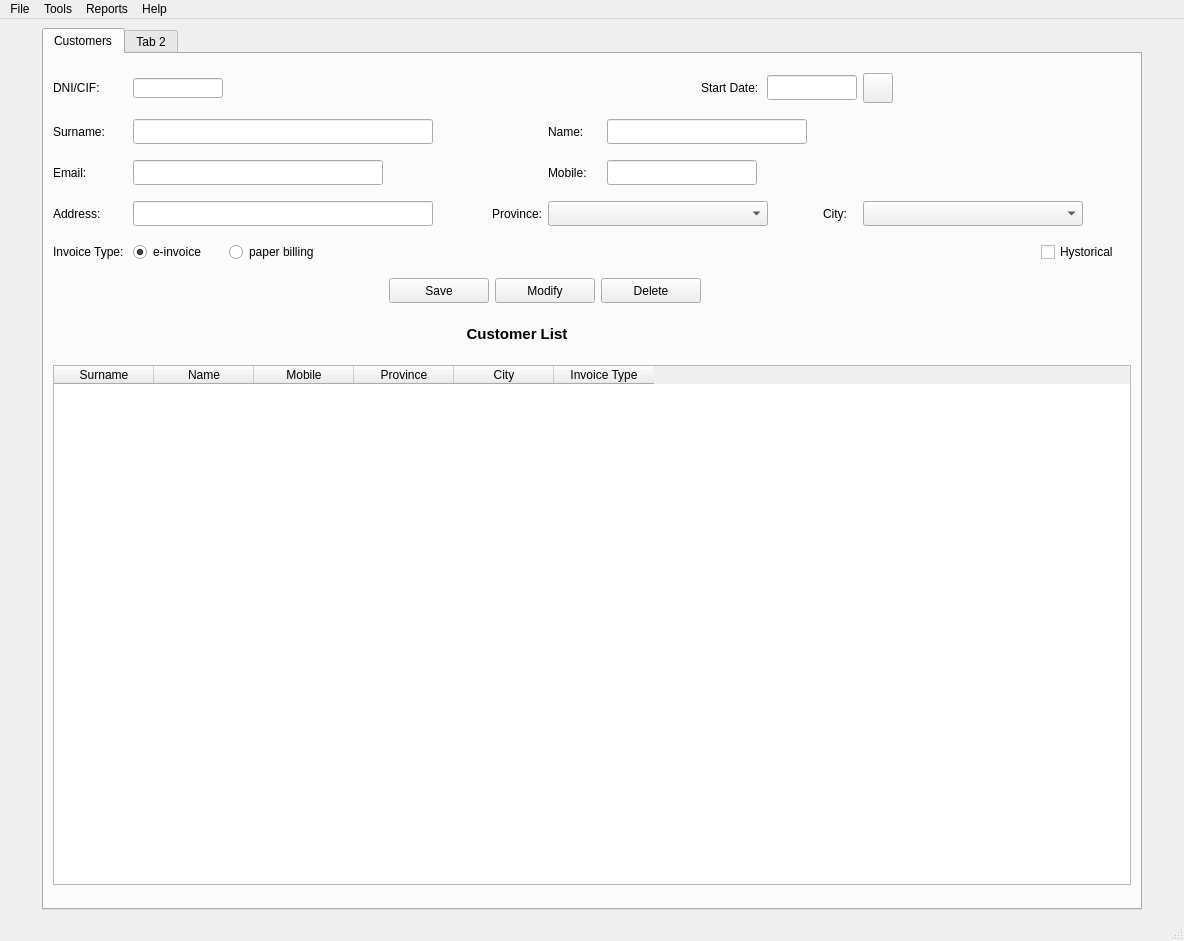
Before: the Qt Designer form templates/window.ui in WDJohanWD/DesktopApp, drawn with Qt 5.
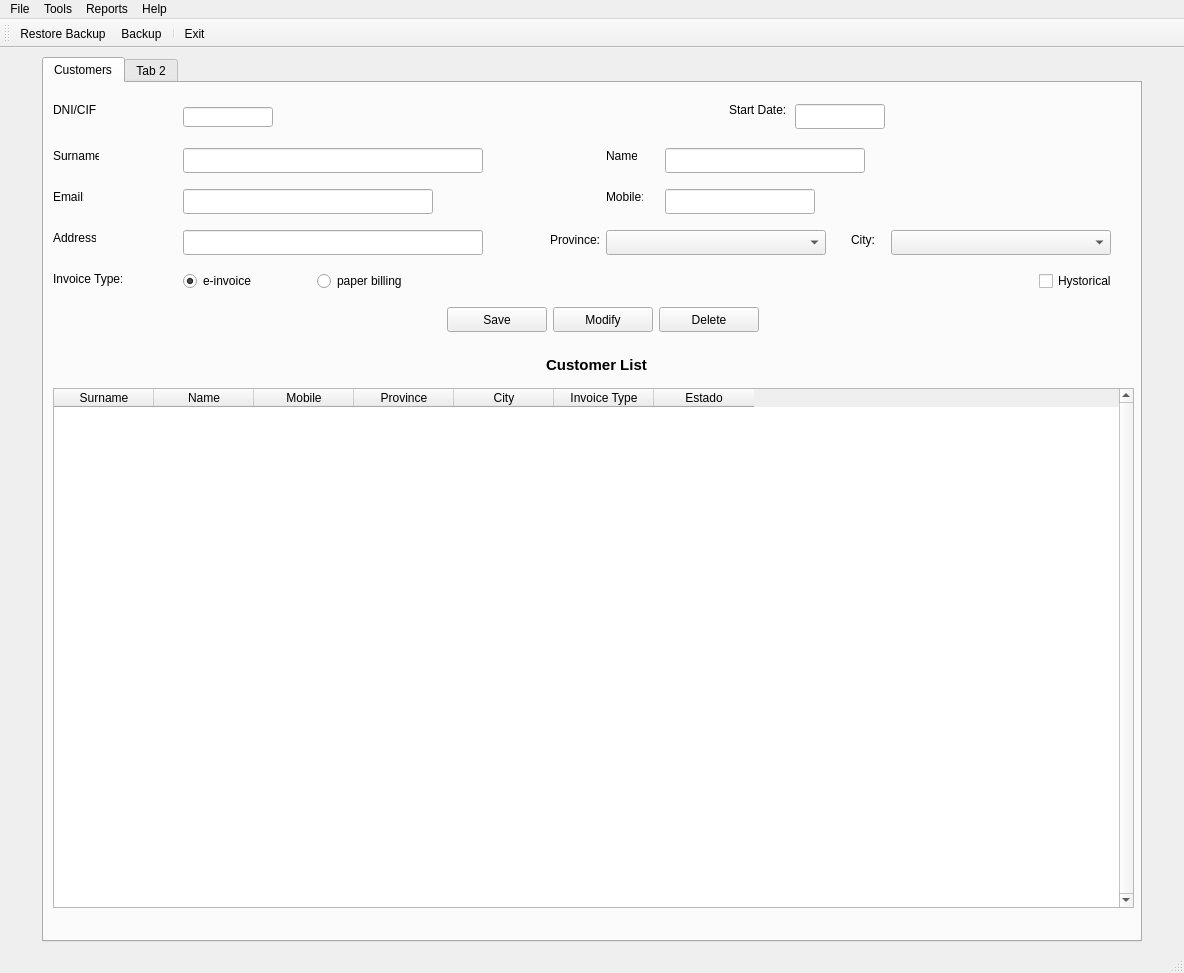
After: the same form once the commit is applied. Icons and pictures are not drawn.

Diff of the .ui file:
```diff
--- a/templates/window.ui
+++ b/templates/window.ui
@@ -7,7 +7,7 @@
     <x>0</x>
     <y>0</y>
     <width>1184</width>
-    <height>941</height>
+    <height>973</height>
    </rect>
   </property>
   <property name="windowTitle">
@@ -54,9 +54,63 @@
        <attribute name="title">
         <string>Customers</string>
        </attribute>
-       <layout class="QGridLayout" name="gridLayout">
-        <item row="4" column="2">
-         <widget class="QRadioButton" name="rbtFacpapel">
+       <widget class="QLabel" name="lblDircli">
+        <property name="geometry">
+         <rect>
+          <x>9</x>
+          <y>147</y>
+          <width>43</width>
+          <height>16</height>
+         </rect>
+        </property>
+        <property name="text">
+         <string>Address:</string>
+        </property>
+        <property name="alignment">
+         <set>Qt::AlignLeading|Qt::AlignLeft|Qt::AlignVCenter</set>
+        </property>
+       </widget>
+       <widget class="QPushButton" name="btnCleanCli">
+        <property name="geometry">
+         <rect>
+          <x>995</x>
+          <y>19</y>
+          <width>32</width>
+          <height>30</height>
+         </rect>
+        </property>
+        <property name="maximumSize">
+         <size>
+          <width>32</width>
+          <height>32</height>
+         </size>
+        </property>
+        <property name="text">
+         <string/>
+        </property>
+        <property name="icon">
+         <iconset>
+          <normaloff>../../../.designer/img/rotate-ccw.png</normaloff>../../../.designer/img/rotate-ccw.png</iconset>
+        </property>
+        <property name="iconSize">
+         <size>
+          <width>22</width>
+          <height>22</height>
+         </size>
+        </property>
+        <property name="flat">
+         <bool>true</bool>
+        </property>
+       </widget>
+       <widget class="QCheckBox" name="chkHistoricocli">
+        <property name="geometry">
+         <rect>
+          <x>995</x>
+          <y>188</y>
+          <width>90</width>
+          <height>20</height>
+         </rect>
+        </property>
           <property name="minimumSize">
            <size>
             <width>90</width>
@@ -64,12 +118,252 @@
            </size>
           </property>
           <property name="text">
-           <string>paper billing</string>
-          </property>
-         </widget>
-        </item>
-        <item row="3" column="6" colspan="3" alignment="Qt::AlignRight">
+         <string>Hystorical</string>
+        </property>
+       </widget>
+       <widget class="QLineEdit" name="txtDircli">
+        <property name="geometry">
+         <rect>
+          <x>139</x>
+          <y>147</y>
+          <width>300</width>
+          <height>25</height>
+         </rect>
+        </property>
+        <property name="minimumSize">
+         <size>
+          <width>300</width>
+          <height>25</height>
+         </size>
+        </property>
+        <property name="maximumSize">
+         <size>
+          <width>300</width>
+          <height>25</height>
+         </size>
+        </property>
+       </widget>
+       <widget class="QLabel" name="lblNomecli">
+        <property name="geometry">
+         <rect>
+          <x>562</x>
+          <y>65</y>
+          <width>31</width>
+          <height>16</height>
+         </rect>
+        </property>
+        <property name="text">
+         <string>Name:</string>
+        </property>
+       </widget>
+       <widget class="QPushButton" name="btnDelcli">
+        <property name="geometry">
+         <rect>
+          <x>615</x>
+          <y>224</y>
+          <width>100</width>
+          <height>25</height>
+         </rect>
+        </property>
+        <property name="minimumSize">
+         <size>
+          <width>100</width>
+          <height>25</height>
+         </size>
+        </property>
+        <property name="maximumSize">
+         <size>
+          <width>100</width>
+          <height>25</height>
+         </size>
+        </property>
+        <property name="text">
+         <string>Delete</string>
+        </property>
+       </widget>
+       <widget class="QLabel" name="lblTipofaccli">
+        <property name="geometry">
+         <rect>
+          <x>9</x>
+          <y>188</y>
+          <width>69</width>
+          <height>16</height>
+         </rect>
+        </property>
+        <property name="text">
+         <string>Invoice Type: </string>
+        </property>
+       </widget>
+       <widget class="QLabel" name="lblMailcli">
+        <property name="geometry">
+         <rect>
+          <x>9</x>
+          <y>106</y>
+          <width>31</width>
+          <height>16</height>
+         </rect>
+        </property>
+        <property name="text">
+         <string>Email: </string>
+        </property>
+       </widget>
+       <widget class="QLabel" name="lblProvcli">
+        <property name="geometry">
+         <rect>
+          <x>476</x>
+          <y>147</y>
+          <width>80</width>
+          <height>20</height>
+         </rect>
+        </property>
+        <property name="minimumSize">
+         <size>
+          <width>80</width>
+          <height>20</height>
+         </size>
+        </property>
+        <property name="text">
+         <string>Province:</string>
+        </property>
+        <property name="alignment">
+         <set>Qt::AlignRight|Qt::AlignTrailing|Qt::AlignVCenter</set>
+        </property>
+       </widget>
+       <widget class="QLineEdit" name="txtApelcli">
+        <property name="geometry">
+         <rect>
+          <x>139</x>
+          <y>65</y>
+          <width>300</width>
+          <height>25</height>
+         </rect>
+        </property>
+        <property name="minimumSize">
+         <size>
+          <width>300</width>
+          <height>25</height>
+         </size>
+        </property>
+        <property name="maximumSize">
+         <size>
+          <width>250</width>
+          <height>25</height>
+         </size>
+        </property>
+       </widget>
+       <widget class="QRadioButton" name="rbtFacmail">
+        <property name="geometry">
+         <rect>
+          <x>139</x>
+          <y>188</y>
+          <width>90</width>
+          <height>20</height>
+         </rect>
+        </property>
+        <property name="minimumSize">
+         <size>
+          <width>90</width>
+          <height>20</height>
+         </size>
+        </property>
+        <property name="text">
+         <string>e-invoice</string>
+        </property>
+        <property name="checked">
+         <bool>true</bool>
+        </property>
+       </widget>
+       <widget class="QLineEdit" name="txtMobilcli">
+        <property name="geometry">
+         <rect>
+          <x>621</x>
+          <y>106</y>
+          <width>150</width>
+          <height>25</height>
+         </rect>
+        </property>
+        <property name="minimumSize">
+         <size>
+          <width>150</width>
+          <height>25</height>
+         </size>
+        </property>
+        <property name="maximumSize">
+         <size>
+          <width>150</width>
+          <height>25</height>
+         </size>
+        </property>
+       </widget>
+       <widget class="QPushButton" name="btnFechaltacli">
+        <property name="geometry">
+         <rect>
+          <x>847</x>
+          <y>19</y>
+          <width>30</width>
+          <height>30</height>
+         </rect>
+        </property>
+        <property name="minimumSize">
+         <size>
+          <width>30</width>
+          <height>30</height>
+         </size>
+        </property>
+        <property name="maximumSize">
+         <size>
+          <width>30</width>
+          <height>30</height>
+         </size>
+        </property>
+        <property name="text">
+         <string/>
+        </property>
+        <property name="icon">
+         <iconset>
+          <normaloff>../../../.designer/img/calendar-days.png</normaloff>../../../.designer/img/calendar-days.png</iconset>
+        </property>
+        <property name="iconSize">
+         <size>
+          <width>22</width>
+          <height>22</height>
+         </size>
+        </property>
+        <property name="flat">
+         <bool>true</bool>
+        </property>
+       </widget>
+       <widget class="QComboBox" name="cmbMunicli">
+        <property name="geometry">
+         <rect>
+          <x>847</x>
+          <y>147</y>
+          <width>220</width>
+          <height>25</height>
+         </rect>
+        </property>
+        <property name="minimumSize">
+         <size>
+          <width>220</width>
+          <height>25</height>
+         </size>
+        </property>
+        <property name="maximumSize">
+         <size>
+          <width>25</width>
+          <height>16777215</height>
+         </size>
+        </property>
+       </widget>
          <widget class="QComboBox" name="cmbProvcli">
+        <property name="geometry">
+         <rect>
+          <x>562</x>
+          <y>147</y>
+          <width>220</width>
+          <height>25</height>
+         </rect>
+        </property>
           <property name="minimumSize">
            <size>
             <width>220</width>
@@ -83,23 +377,160 @@
            </size>
           </property>
          </widget>
-        </item>
-        <item row="1" column="0">
+       <widget class="QLabel" name="lblMunicli">
+        <property name="geometry">
+         <rect>
+          <x>751</x>
+          <y>147</y>
+          <width>80</width>
+          <height>20</height>
+         </rect>
+        </property>
+        <property name="minimumSize">
+         <size>
+          <width>80</width>
+          <height>20</height>
+         </size>
+        </property>
+        <property name="maximumSize">
+         <size>
+          <width>20</width>
+          <height>16777215</height>
+         </size>
+        </property>
+        <property name="text">
+         <string>City:</string>
+        </property>
+        <property name="alignment">
+         <set>Qt::AlignRight|Qt::AlignTrailing|Qt::AlignVCenter</set>
+        </property>
+       </widget>
+       <widget class="QRadioButton" name="rbtFacpaper">
+        <property name="geometry">
+         <rect>
+          <x>273</x>
+          <y>188</y>
+          <width>90</width>
+          <height>20</height>
+         </rect>
+        </property>
+        <property name="minimumSize">
+         <size>
+          <width>90</width>
+          <height>20</height>
+         </size>
+        </property>
+        <property name="text">
+         <string>paper billing</string>
+        </property>
+       </widget>
          <widget class="QLabel" name="lblApelcli">
+        <property name="geometry">
+         <rect>
+          <x>9</x>
+          <y>65</y>
+          <width>46</width>
+          <height>16</height>
+         </rect>
+        </property>
           <property name="text">
            <string>Surname:</string>
           </property>
          </widget>
-        </item>
-        <item row="0" column="0">
+       <widget class="QLineEdit" name="txtAltacli">
+        <property name="geometry">
+         <rect>
+          <x>751</x>
+          <y>21</y>
+          <width>90</width>
+          <height>25</height>
+         </rect>
+        </property>
+        <property name="minimumSize">
+         <size>
+          <width>90</width>
+          <height>25</height>
+         </size>
+        </property>
+        <property name="maximumSize">
+         <size>
+          <width>90</width>
+          <height>25</height>
+         </size>
+        </property>
+        <property name="alignment">
+         <set>Qt::AlignCenter</set>
+        </property>
+       </widget>
          <widget class="QLabel" name="lblDnicli">
+        <property name="geometry">
+         <rect>
+          <x>9</x>
+          <y>19</y>
+          <width>43</width>
+          <height>16</height>
+         </rect>
+        </property>
           <property name="text">
            <string>DNI/CIF:</string>
           </property>
          </widget>
-        </item>
-        <item row="0" column="8" alignment="Qt::AlignRight">
+       <widget class="QLineEdit" name="txtEmailcli">
+        <property name="geometry">
+         <rect>
+          <x>139</x>
+          <y>106</y>
+          <width>250</width>
+          <height>25</height>
+         </rect>
+        </property>
+        <property name="minimumSize">
+         <size>
+          <width>250</width>
+          <height>25</height>
+         </size>
+        </property>
+        <property name="maximumSize">
+         <size>
+          <width>250</width>
+          <height>25</height>
+         </size>
+        </property>
+       </widget>
+       <widget class="QPushButton" name="btnSavecli">
+        <property name="geometry">
+         <rect>
+          <x>403</x>
+          <y>224</y>
+          <width>100</width>
+          <height>25</height>
+         </rect>
+        </property>
+        <property name="minimumSize">
+         <size>
+          <width>100</width>
+          <height>25</height>
+         </size>
+        </property>
+        <property name="maximumSize">
+         <size>
+          <width>100</width>
+          <height>25</height>
+         </size>
+        </property>
+        <property name="text">
+         <string>Save</string>
+        </property>
+       </widget>
          <widget class="QLabel" name="lblAltacli">
+        <property name="geometry">
+         <rect>
+          <x>685</x>
+          <y>19</y>
+          <width>60</width>
+          <height>16</height>
+         </rect>
+        </property>
           <property name="minimumSize">
            <size>
             <width>60</width>
@@ -116,80 +547,50 @@
            <string>Start Date:</string>
           </property>
          </widget>
-        </item>
-        <item row="1" column="8">
-         <widget class="QLineEdit" name="txtNomecli">
+       <widget class="QLineEdit" name="txtDnicli">
+        <property name="geometry">
+         <rect>
+          <x>139</x>
+          <y>24</y>
+          <width>90</width>
+          <height>20</height>
+         </rect>
+        </property>
           <property name="minimumSize">
            <size>
-            <width>200</width>
-            <height>25</height>
+          <width>90</width>
+          <height>20</height>
            </size>
           </property>
           <property name="maximumSize">
            <size>
-            <width>200</width>
-            <height>25</height>
+          <width>90</width>
+          <height>20</height>
            </size>
           </property>
          </widget>
-        </item>
-        <item row="2" column="6">
          <widget class="QLabel" name="lblMobilcli">
+        <property name="geometry">
+         <rect>
+          <x>562</x>
+          <y>106</y>
+          <width>37</width>
+          <height>16</height>
+         </rect>
+        </property>
           <property name="text">
            <string>Mobile: </string>
           </property>
          </widget>
-        </item>
-        <item row="5" column="3" colspan="2">
-         <widget class="QPushButton" name="btnSavecli">
-          <property name="minimumSize">
-           <size>
-            <width>100</width>
-            <height>25</height>
-           </size>
-          </property>
-          <property name="maximumSize">
-           <size>
-            <width>100</width>
-            <height>25</height>
-           </size>
-          </property>
-          <property name="text">
-           <string>Save</string>
-          </property>
-         </widget>
-        </item>
-        <item row="2" column="1" colspan="2">
-         <widget class="QLineEdit" name="txtEmailcli">
-          <property name="minimumSize">
-           <size>
-            <width>250</width>
-            <height>25</height>
-           </size>
-          </property>
-          <property name="maximumSize">
-           <size>
-            <width>250</width>
-            <height>25</height>
-           </size>
-          </property>
-         </widget>
-        </item>
-        <item row="4" column="14">
-         <widget class="QCheckBox" name="chkHistoricocli">
-          <property name="minimumSize">
-           <size>
-            <width>90</width>
-            <height>20</height>
-           </size>
-          </property>
-          <property name="text">
-           <string>Hystorical</string>
-          </property>
-         </widget>
-        </item>
-        <item row="5" column="5" colspan="2">
          <widget class="QPushButton" name="btnModifcli">
+        <property name="geometry">
+         <rect>
+          <x>509</x>
+          <y>224</y>
+          <width>100</width>
+          <height>25</height>
+         </rect>
+        </property>
           <property name="minimumSize">
            <size>
             <width>100</width>
@@ -206,139 +607,91 @@
            <string>Modify</string>
           </property>
          </widget>
-        </item>
-        <item row="0" column="1">
-         <widget class="QLineEdit" name="txtDnicli">
-          <property name="minimumSize">
-           <size>
-            <width>90</width>
-            <height>20</height>
-           </size>
-          </property>
-          <property name="maximumSize">
-           <size>
-            <width>90</width>
-            <height>20</height>
-           </size>
-          </property>
-         </widget>
-        </item>
-        <item row="3" column="1" colspan="2">
-         <widget class="QLineEdit" name="txtDircli">
-          <property name="minimumSize">
-           <size>
-            <width>300</width>
+       <widget class="QLineEdit" name="txtNomecli">
+        <property name="geometry">
+         <rect>
+          <x>621</x>
+          <y>65</y>
+          <width>200</width>
             <height>25</height>
-           </size>
-          </property>
-          <property name="maximumSize">
-           <size>
-            <width>300</width>
-            <height>25</height>
-           </size>
-          </property>
-         </widget>
-        </item>
-        <item row="3" column="0">
-         <widget class="QLabel" name="lblDircli">
-          <property name="text">
-           <string>Address:</string>
-          </property>
-          <property name="alignment">
-           <set>Qt::AlignLeading|Qt::AlignLeft|Qt::AlignVCenter</set>
-          </property>
-         </widget>
-        </item>
-        <item row="2" column="0">
-         <widget class="QLabel" name="lblMailcli">
-          <property name="text">
-           <string>Email: </string>
-          </property>
-         </widget>
-        </item>
-        <item row="3" column="4" colspan="2" alignment="Qt::AlignRight">
-         <widget class="QLabel" name="lblProvcli">
+         </rect>
+        </property>
           <property name="minimumSize">
            <size>
-            <width>80</width>
-            <height>20</height>
-           </size>
-          </property>
-          <property name="text">
-           <string>Province:</string>
-          </property>
-          <property name="alignment">
-           <set>Qt::AlignRight|Qt::AlignTrailing|Qt::AlignVCenter</set>
-          </property>
-         </widget>
-        </item>
-        <item row="5" column="7" colspan="2">
-         <widget class="QPushButton" name="btnDelcli">
-          <property name="minimumSize">
-           <size>
-            <width>100</width>
+          <width>200</width>
             <height>25</height>
            </size>
           </property>
           <property name="maximumSize">
            <size>
-            <width>100</width>
+          <width>200</width>
             <height>25</height>
            </size>
           </property>
-          <property name="text">
-           <string>Delete</string>
-          </property>
-         </widget>
-        </item>
-        <item row="1" column="1" colspan="2">
-         <widget class="QLineEdit" name="txtApelcli">
-          <property name="minimumSize">
-           <size>
-            <width>300</width>
-            <height>25</height>
-           </size>
+       </widget>
+       <widget class="QPushButton" name="btnSearchCli">
+        <property name="geometry">
+         <rect>
+          <x>235</x>
+          <y>19</y>
+          <width>32</width>
+          <height>30</height>
+         </rect>
           </property>
           <property name="maximumSize">
            <size>
-            <width>250</width>
-            <height>25</height>
-           </size>
-          </property>
-         </widget>
-        </item>
-        <item row="1" column="6">
-         <widget class="QLabel" name="lblNomecli">
+          <width>32</width>
+          <height>32</height>
+         </size>
+        </property>
           <property name="text">
-           <string>Name:</string>
-          </property>
-         </widget>
-        </item>
-        <item row="4" column="0">
-         <widget class="QLabel" name="lblTipofaccli">
-          <property name="text">
-           <string>Invoice Type: </string>
-          </property>
-         </widget>
-        </item>
-        <item row="4" column="1">
-         <widget class="QRadioButton" name="rbtFacemail">
-          <property name="minimumSize">
+         <string/>
+        </property>
+        <property name="icon">
+         <iconset>
+          <normaloff>../../../.designer/img/user-search.png</normaloff>../../../.designer/img/user-search.png</iconset>
+        </property>
+        <property name="iconSize">
            <size>
-            <width>90</width>
-            <height>20</height>
-           </size>
-          </property>
-          <property name="text">
-           <string>e-invoice</string>
-          </property>
-          <property name="checked">
+          <width>22</width>
+          <height>22</height>
+         </size>
+        </property>
+        <property name="flat">
            <bool>true</bool>
           </property>
          </widget>
-        </item>
-        <item row="7" column="0" colspan="15">
-         <widget class="QTableWidget" name="tableCustomerlist">
+       <widget class="QLabel" name="lblWarning">
+        <property name="geometry">
+         <rect>
+          <x>273</x>
+          <y>19</y>
+          <width>16</width>
+          <height>16</height>
+         </rect>
+        </property>
+        <property name="text">
+         <string/>
+        </property>
+       </widget>
+       <widget class="QWidget" name="layoutWidget">
+        <property name="geometry">
+         <rect>
+          <x>9</x>
+          <y>265</y>
+          <width>1081</width>
+          <height>564</height>
+         </rect>
+        </property>
+        <layout class="QFormLayout" name="formLayout">
+         <property name="labelAlignment">
+          <set>Qt::AlignCenter</set>
+         </property>
+         <property name="formAlignment">
+          <set>Qt::AlignHCenter|Qt::AlignTop</set>
+         </property>
+         <item row="2" column="0" colspan="2">
+          <widget class="QTableWidget" name="tblCustomerlist">
           <property name="minimumSize">
            <size>
             <width>900</width>
@@ -351,6 +704,9 @@
             <height>520</height>
            </size>
           </property>
+           <property name="verticalScrollBarPolicy">
+            <enum>Qt::ScrollBarAlwaysOn</enum>
+           </property>
           <property name="alternatingRowColors">
            <bool>true</bool>
           </property>
@@ -390,9 +746,14 @@
             <string>Invoice Type</string>
            </property>
           </column>
-         </widget>
-        </item>
-        <item row="6" column="4" colspan="3">
+           <column>
+            <property name="text">
+             <string>Estado</string>
+            </property>
+           </column>
+          </widget>
+         </item>
+         <item row="0" column="1">
          <widget class="QLabel" name="lblListcli">
           <property name="sizePolicy">
            <sizepolicy hsizetype="Preferred" vsizetype="Preferred">
@@ -408,7 +769,7 @@
           </property>
           <property name="maximumSize">
            <size>
-            <width>150</width>
+             <width>1200</width>
             <height>30</height>
            </size>
           </property>
@@ -427,105 +788,10 @@
           </property>
          </widget>
         </item>
-        <item row="2" column="8">
-         <widget class="QLineEdit" name="txtMobilcli">
-          <property name="minimumSize">
-           <size>
-            <width>150</width>
-            <height>25</height>
-           </size>
-          </property>
-          <property name="maximumSize">
-           <size>
-            <width>150</width>
-            <height>25</height>
-           </size>
-          </property>
-         </widget>
-        </item>
-        <item row="0" column="9">
-         <widget class="QLineEdit" name="txtAltacli">
-          <property name="minimumSize">
-           <size>
-            <width>90</width>
-            <height>25</height>
-           </size>
-          </property>
-          <property name="maximumSize">
-           <size>
-            <width>90</width>
-            <height>25</height>
-           </size>
-          </property>
-          <property name="alignment">
-           <set>Qt::AlignCenter</set>
-          </property>
-         </widget>
-        </item>
-        <item row="0" column="10">
-         <widget class="QPushButton" name="btnFechaltacli">
-          <property name="minimumSize">
-           <size>
-            <width>30</width>
-            <height>30</height>
-           </size>
-          </property>
-          <property name="maximumSize">
-           <size>
-            <width>30</width>
-            <height>30</height>
-           </size>
-          </property>
-          <property name="text">
-           <string/>
-          </property>
-          <property name="icon">
-           <iconset>
-            <normaloff>../../../../../.designer/img/calendario.png</normaloff>../../../../../.designer/img/calendario.png</iconset>
-          </property>
-         </widget>
-        </item>
-        <item row="3" column="9">
-         <widget class="QLabel" name="lblMunicli">
-          <property name="minimumSize">
-           <size>
-            <width>80</width>
-            <height>20</height>
-           </size>
-          </property>
-          <property name="maximumSize">
-           <size>
-            <width>20</width>
-            <height>16777215</height>
-           </size>
-          </property>
-          <property name="text">
-           <string>City:</string>
-          </property>
-          <property name="alignment">
-           <set>Qt::AlignRight|Qt::AlignTrailing|Qt::AlignVCenter</set>
-          </property>
-         </widget>
-        </item>
-        <item row="3" column="10">
-         <widget class="QComboBox" name="cmbMunicli">
-          <property name="minimumSize">
-           <size>
-            <width>220</width>
-            <height>25</height>
-           </size>
-          </property>
-          <property name="maximumSize">
-           <size>
-            <width>25</width>
-            <height>16777215</height>
-           </size>
-          </property>
-         </widget>
-        </item>
-       </layout>
-      </widget>
-      <widget class="QWidget" name="tab_3">
+        </layout>
+       </widget>
+      </widget>
+      <widget class="QWidget" name="tabSal">
        <attribute name="title">
         <string>Tab 2</string>
        </attribute>
@@ -572,6 +838,21 @@
    <addaction name="menuAbout"/>
   </widget>
   <widget class="QStatusBar" name="statusbar"/>
+  <widget class="QToolBar" name="toolBar">
+   <property name="windowTitle">
+    <string>toolBar</string>
+   </property>
+   <attribute name="toolBarArea">
+    <enum>TopToolBarArea</enum>
+   </attribute>
+   <attribute name="toolBarBreak">
+    <bool>false</bool>
+   </attribute>
+   <addaction name="actionRestoreBackup"/>
+   <addaction name="actionBackup"/>
+   <addaction name="separator"/>
+   <addaction name="actionExit"/>
+  </widget>
   <action name="actionExit">
    <property name="text">
     <string>Exit</string>
@@ -587,6 +868,32 @@
     <string>About</string>
    </property>
   </action>
+  <action name="actionBackup">
+   <property name="icon">
+    <iconset>
+     <normaloff>../img/backup.png</normaloff>../img/backup.png</iconset>
+   </property>
+   <property name="text">
+    <string>Backup</string>
+   </property>
+   <property name="shortcut">
+    <string>Ctrl+B</string>
+   </property>
+  </action>
+  <action name="actionRestoreBackup">
+   <property name="icon">
+    <iconset>
+     <normaloff>../img/restore.png</normaloff>../img/restore.png</iconset>
+   </property>
+   <property name="text">
+    <string>Restore Backup</string>
+   </property>
+  </action>
+  <action name="actionCustomers">
+   <property name="text">
+    <string>Customers</string>
+   </property>
+  </action>
  </widget>
  <tabstops>
   <tabstop>panPrincipal</tabstop>
```
Left out of the diff: 25 changed lines with no effect on the pictures. Lines whose indentation alone changed are shown as unchanged.
